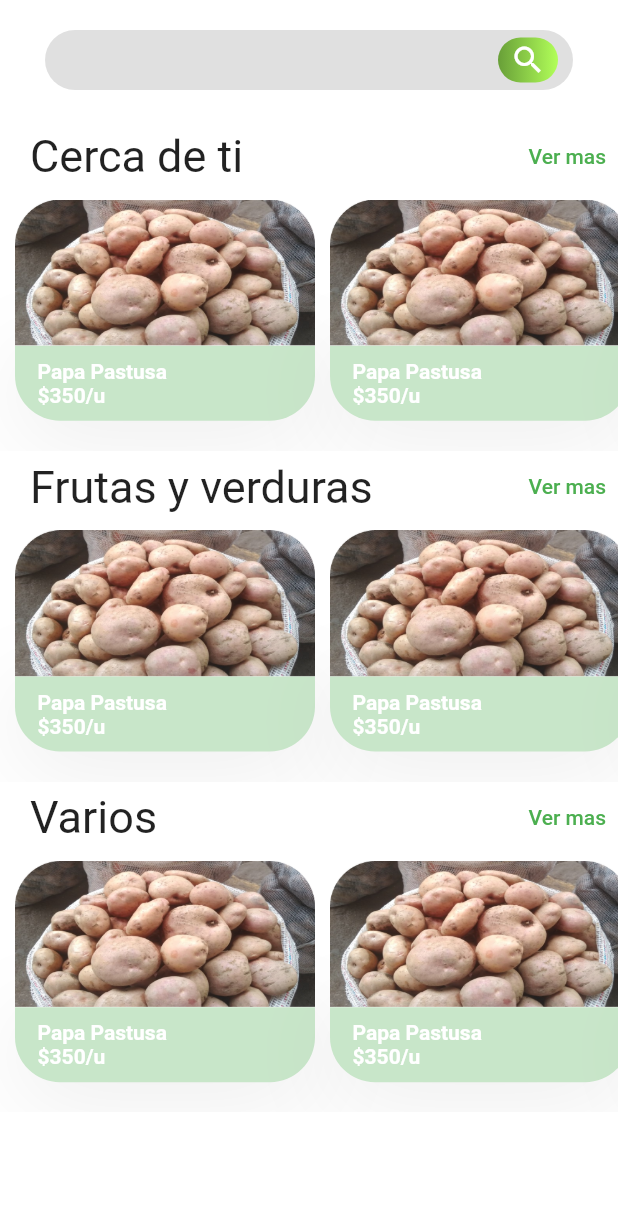
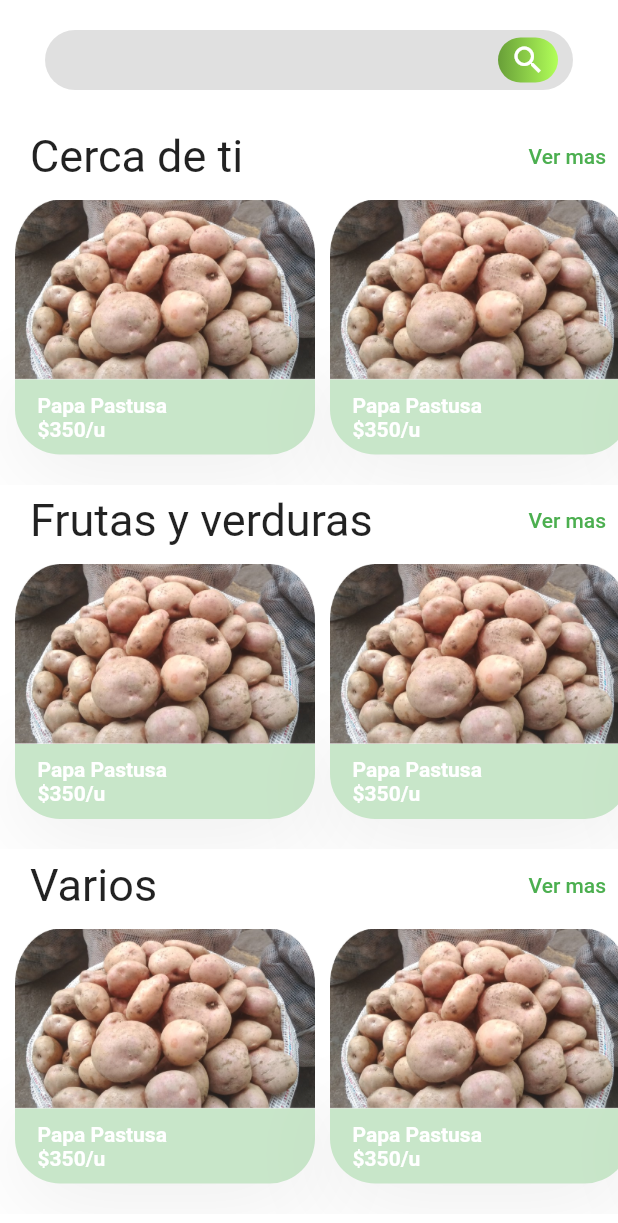
Before and after one commit to andreti03/TRUEQUE, a Flutter app: the ExplorePage screen opened directly, on a phone screen of 412 x 824 dp. Shown: the top 1223 px of the screen. Run offline on Flutter 3.47's test engine with Material 2 defaults, Android fonts, the phone set to English and light mode, and no system bars; our stand-ins replace flutter_svg.

Commit message:
modificaciones item card

```diff
--- a/lib/Screens/Pages/Explore/Widgets/item_card.dart
+++ b/lib/Screens/Pages/Explore/Widgets/item_card.dart
@@ -19,13 +19,22 @@ class ItemCardWidget extends StatelessWidget {
       margin: EdgeInsets.only(left: 10, top: 5, bottom: 20),
       child: Column(
         children: <Widget>[
-          Image.asset(
-            imagePath,
+          Container(
             width: 200,
-            //height: 200,
+            height: 120,
+            decoration: BoxDecoration(
+              image: DecorationImage(
+                  fit: BoxFit.fill, image: AssetImage(imagePath)),
+              borderRadius: BorderRadius.only(
+                topLeft: Radius.circular(30),
+                topRight: Radius.circular(30),
+              ),
+            ),
           ),
           GestureDetector(
-            onTap: () {},
+            onTap: () {
+              print('prueba tap');
+            },
             child: Container(
               height: 50,
               padding: EdgeInsets.only(top: 0, left: 15),
```
